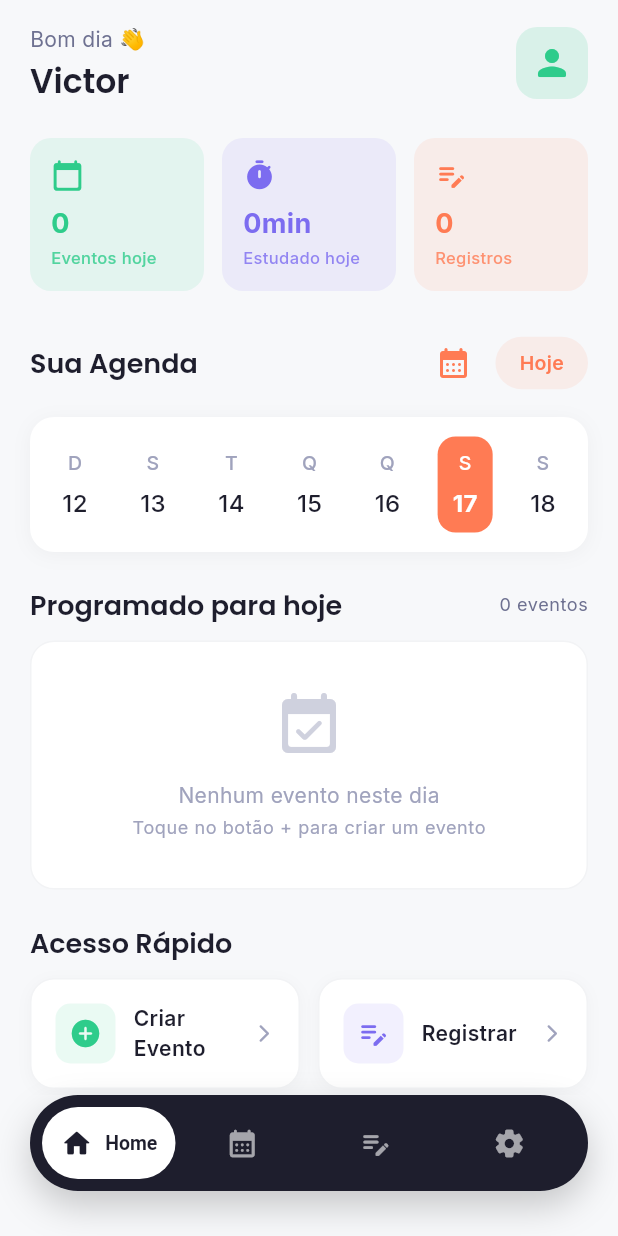
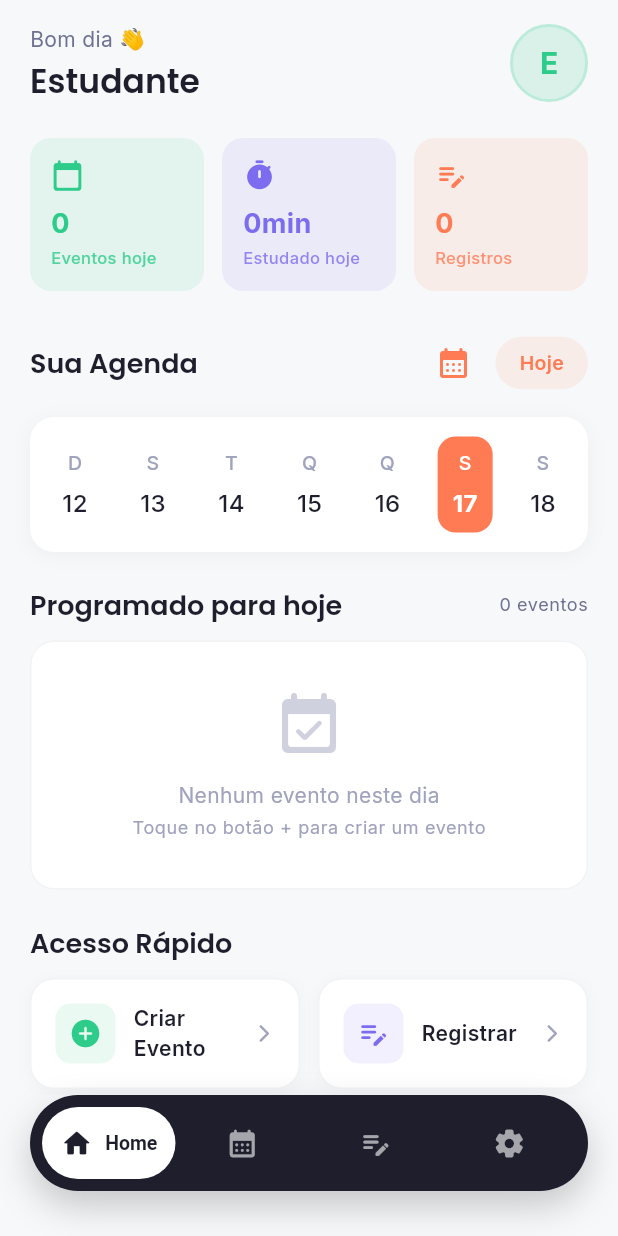
Before and after one commit to vilitor/study-hub, a Flutter app: the screen it shows after launch, on a phone screen of 412 x 824 dp. Run offline on Flutter 3.47's test engine with Material 3 defaults, Android fonts, the phone set to English and light mode, and no system bars; our stand-ins replace flutter_secure_storage, google_fonts, google_sign_in, shared_preferences; missing offline and left inert: googleapis.

Commit message:
feat(auth): implement dynamic user identity on home screen
- extracted first name from Google account

- integrated profile picture with fallback

- persisted user info in secure storage

```diff
--- a/lib/config/app_constants.dart
+++ b/lib/config/app_constants.dart
@@ -28,6 +28,8 @@ class AppConstants {
   static const String storageKeyNotionToken = 'notion_token';
   static const String storageKeyNotionDatabaseId = 'notion_database_id';
   static const String storageKeyGoogleEmail = 'google_email';
+  static const String storageKeyGoogleName = 'google_user_name';
+  static const String storageKeyGooglePhoto = 'google_user_photo';
 
   // ── Simple Preference Keys ──
   static const String prefKeyThemeMode = 'theme_mode';
--- a/lib/models/app_settings.dart
+++ b/lib/models/app_settings.dart
@@ -5,6 +5,8 @@ class AppSettings {
   final bool isNotionConnected;
   final String? notionDatabaseId;
   final String? googleEmail;
+  final String? userName;
+  final String? userPhotoUrl;
   final String themeMode; // "light", "dark", "system"
   final int defaultReminderMinutes;
 
@@ -13,6 +15,8 @@ class AppSettings {
     this.isNotionConnected = false,
     this.notionDatabaseId,
     this.googleEmail,
+    this.userName,
+    this.userPhotoUrl,
     this.themeMode = 'system',
     this.defaultReminderMinutes = 15,
   });
@@ -23,6 +27,8 @@ class AppSettings {
     bool? isNotionConnected,
     String? notionDatabaseId,
     String? googleEmail,
+    String? userName,
+    String? userPhotoUrl,
     String? themeMode,
     int? defaultReminderMinutes,
   }) {
@@ -31,6 +37,8 @@ class AppSettings {
       isNotionConnected: isNotionConnected ?? this.isNotionConnected,
       notionDatabaseId: notionDatabaseId ?? this.notionDatabaseId,
       googleEmail: googleEmail ?? this.googleEmail,
+      userName: userName ?? this.userName,
+      userPhotoUrl: userPhotoUrl ?? this.userPhotoUrl,
       themeMode: themeMode ?? this.themeMode,
       defaultReminderMinutes:
           defaultReminderMinutes ?? this.defaultReminderMinutes,
--- a/lib/screens/home/home_screen.dart
+++ b/lib/screens/home/home_screen.dart
@@ -4,6 +4,7 @@ import 'package:study_hub/config/app_theme.dart';
 import 'package:study_hub/config/app_routes.dart';
 import 'package:study_hub/providers/study_event_provider.dart';
 import 'package:study_hub/providers/study_log_provider.dart';
+import 'package:study_hub/providers/settings_provider.dart';
 import 'package:study_hub/utils/date_helpers.dart';
 import 'package:study_hub/widgets/weekly_calendar.dart';
 import 'package:study_hub/widgets/study_card.dart';
@@ -54,8 +55,29 @@ class HomeScreen extends StatelessWidget {
     );
   }
 
-  /// Header com saudação personalizada
+  /// Header com saudação personalizada e foto do usuário
   Widget _buildHeader(BuildContext context) {
+    return Consumer<SettingsProvider>(
+      builder: (context, settings, _) {
+        final userName = settings.settings.userName;
+        final photoUrl = settings.settings.userPhotoUrl;
+
+        // Extrai apenas o primeiro nome
+        final firstName = (userName != null && userName.isNotEmpty)
+            ? userName.split(' ')[0]
+            : 'Estudante';
+
+        // Define a saudação baseada na hora do dia
+        final hour = DateTime.now().hour;
+        String greeting;
+        if (hour < 12) {
+          greeting = 'Bom dia';
+        } else if (hour < 18) {
+          greeting = 'Boa tarde';
+        } else {
+          greeting = 'Boa noite';
+        }
+
         return Row(
           mainAxisAlignment: MainAxisAlignment.spaceBetween,
           children: [
@@ -63,33 +85,76 @@ class HomeScreen extends StatelessWidget {
               crossAxisAlignment: CrossAxisAlignment.start,
               children: [
                 Text(
-              '${DateHelpers.getGreeting()} 👋',
+                  '$greeting 👋',
                   style: Theme.of(context).textTheme.bodyMedium?.copyWith(
                         color: AppColors.textSecondary,
                       ),
                 ),
                 const SizedBox(height: 4),
                 Text(
-              'Victor',
+                  firstName,
                   style: Theme.of(context).textTheme.headlineMedium,
                 ),
               ],
             ),
-        // Avatar / ícone de perfil
+            // Avatar dinâmico
             Container(
-          width: 48,
-          height: 48,
+              width: 52,
+              height: 52,
               decoration: BoxDecoration(
-            color: AppColors.primaryGreen.withValues(alpha: 0.15),
-            borderRadius: BorderRadius.circular(14),
+                shape: BoxShape.circle,
+                border: Border.all(
+                  color: AppColors.primaryGreen.withValues(alpha: 0.3),
+                  width: 2,
                 ),
-          child: const Icon(
-            Icons.person_rounded,
-            color: AppColors.primaryGreen,
-            size: 28,
+              ),
+              child: ClipRRect(
+                borderRadius: BorderRadius.circular(26),
+                child: (photoUrl != null && photoUrl.isNotEmpty)
+                    ? Image.network(
+                        photoUrl,
+                        fit: BoxFit.cover,
+                        errorBuilder: (context, error, stackTrace) =>
+                            _buildFallbackAvatar(firstName),
+                        loadingBuilder: (context, child, loadingProgress) {
+                          if (loadingProgress == null) return child;
+                          return const Center(
+                            child: SizedBox(
+                              width: 20,
+                              height: 20,
+                              child: CircularProgressIndicator(
+                                strokeWidth: 2,
+                                valueColor: AlwaysStoppedAnimation<Color>(
+                                    AppColors.primaryGreen),
+                              ),
+                            ),
+                          );
+                        },
+                      )
+                    : _buildFallbackAvatar(firstName),
               ),
             ),
           ],
+        );
+      },
+    );
+  }
+
+  /// Avatar de fallback com iniciais ou ícone padrão
+  Widget _buildFallbackAvatar(String name) {
+    final initial = name.isNotEmpty ? name[0].toUpperCase() : '?';
+    return Container(
+      color: AppColors.primaryGreen.withValues(alpha: 0.15),
+      child: Center(
+        child: Text(
+          initial,
+          style: const TextStyle(
+            color: AppColors.primaryGreen,
+            fontWeight: FontWeight.bold,
+            fontSize: 20,
+          ),
+        ),
+      ),
     );
   }
 
```
Also changed, not shown: lib/providers/settings_provider.dart (+18 -2 lines), lib/services/storage_service.dart (+30 -0 lines). Lines whose indentation alone changed are shown as unchanged.
